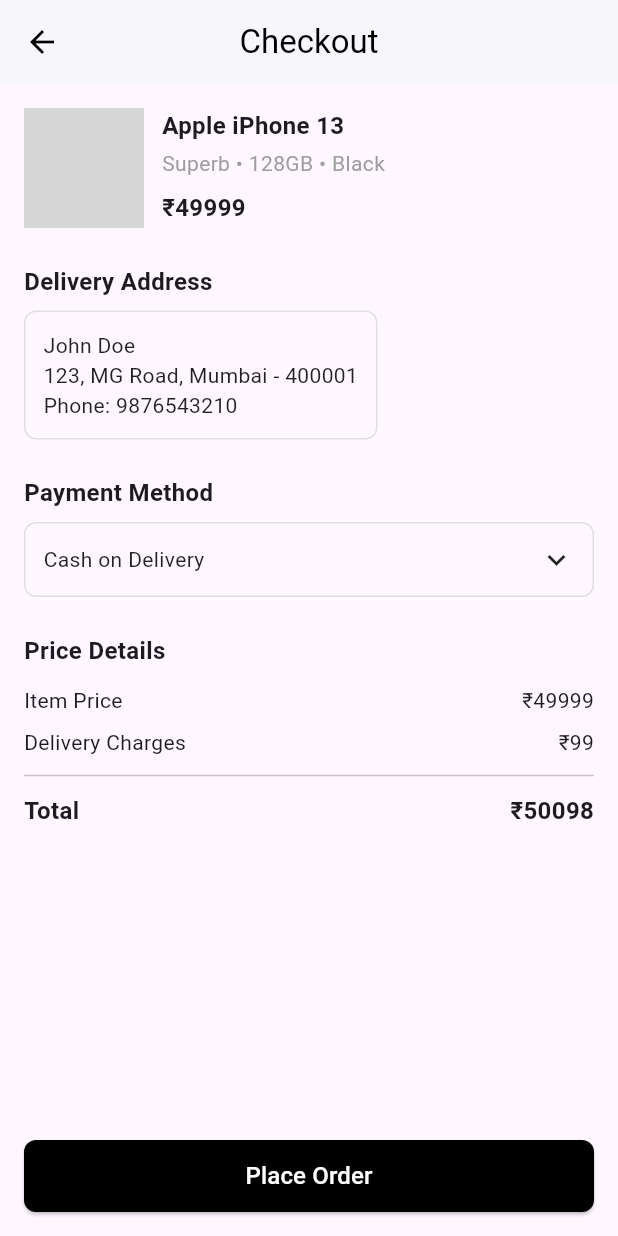
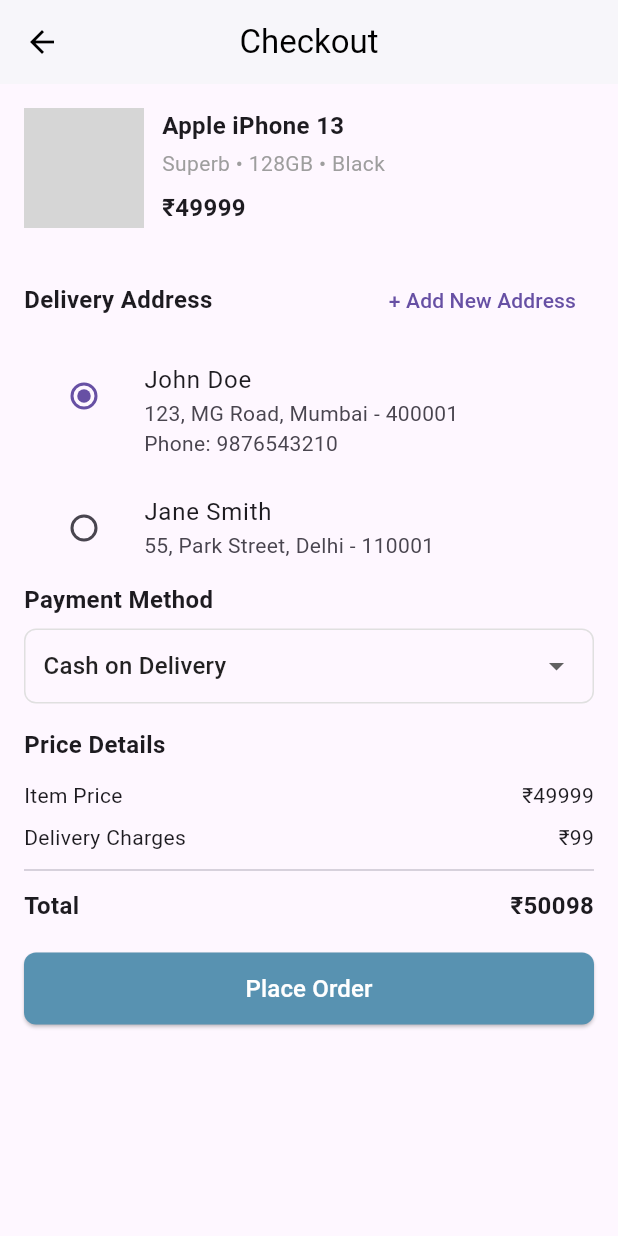
Before and after one commit to greyhathacker63/fonofy_customer, a Flutter app: the CheckoutScreen screen opened directly, on a phone screen of 412 x 824 dp. Run offline on Flutter 3.47's test engine with Material 3 defaults, Android fonts, the phone set to English and light mode, and no system bars; our stand-ins replace carousel_slider, get, smooth_page_indicator; network calls fail; grey boxes are pictures that could not be loaded.

Commit message:
checkoutscreen

```diff
--- a/lib/Cart_Screens/CheckoutScreen.dart
+++ b/lib/Cart_Screens/CheckoutScreen.dart
@@ -1,7 +1,180 @@
 import 'package:flutter/material.dart';
+import 'package:fonofy/widgets/Colors.dart';
 import 'package:get/get.dart';
 
-class CheckoutScreen extends StatelessWidget {
+class CheckoutScreen extends StatefulWidget {
+  @override
+  State<CheckoutScreen> createState() => _CheckoutScreenState();
+  List<String> paymentMethods = [
+
+    'Credit/Debit Cards',
+    'Bank Transfers',
+    'Mobile Payments',
+    'Digital Wallets',
+  ];
+
+  String selectedPaymentMethod = 'Cash on Delivery';
+}
+List<String> paymentMethods = [
+  'Cash on Delivery',
+  'Credit/Debit Cards',
+  'Bank Transfers',
+  'Mobile Payments',
+  'Digital Wallets',
+];
+
+String selectedPaymentMethod = 'Cash on Delivery';
+
+class _CheckoutScreenState extends State<CheckoutScreen> {
+  List<Map<String, String>> addresses = [
+    {
+      'name': 'John Doe',
+      'address': '123, MG Road, Mumbai - 400001',
+      'phone': '9876543210',
+    },
+    {
+      'name': 'Jane Smith',
+      'address': '55, Park Street, Delhi - 110001',
+      'phone': '9988776655',
+    },
+  ];
+
+  int selectedAddressIndex = 0;
+
+  void _addNewAddress(String name, String address, String phone) {
+    setState(() {
+      addresses.add({'name': name, 'address': address, 'phone': phone});
+      selectedAddressIndex = addresses.length - 1;
+    });
+  }
+
+  void _showAddAddressDialog() {
+    final nameController = TextEditingController();
+    final addressController = TextEditingController();
+    final phoneController = TextEditingController();
+
+    showDialog(
+      context: context,
+      builder: (_) => AlertDialog(
+        title: const Text('Add New Address'),
+        content: Column(
+          mainAxisSize: MainAxisSize.min,
+          children: [
+            TextField(
+                controller: nameController,
+                decoration: InputDecoration(labelText: "Name")),
+            TextField(
+                controller: addressController,
+                decoration: InputDecoration(labelText: "Address")),
+            TextField(
+                controller: phoneController,
+                decoration: InputDecoration(labelText: "Phone")),
+          ],
+        ),
+        actions: [
+          TextButton(
+              onPressed: () => Navigator.pop(context),
+              child: const Text("Cancel")),
+          ElevatedButton(
+            onPressed: () {
+              _addNewAddress(nameController.text, addressController.text,
+                  phoneController.text);
+              Navigator.pop(context);
+            },
+            child: const Text("Add"),
+          )
+        ],
+      ),
+    );
+  }
+
+  void _editAddress(int index) {
+    final nameController =
+        TextEditingController(text: addresses[index]['name']);
+    final addressController =
+        TextEditingController(text: addresses[index]['address']);
+    final phoneController =
+        TextEditingController(text: addresses[index]['phone']);
+
+    showDialog(
+      context: context,
+      builder: (_) => AlertDialog(
+        title: const Text('Edit Address'),
+        content: Column(
+          mainAxisSize: MainAxisSize.min,
+          children: [
+            TextField(
+                controller: nameController,
+                decoration: InputDecoration(labelText: "Name")),
+            TextField(
+                controller: addressController,
+                decoration: InputDecoration(labelText: "Address")),
+            TextField(
+                controller: phoneController,
+                decoration: InputDecoration(labelText: "Phone")),
+          ],
+        ),
+        actions: [
+          TextButton(
+              onPressed: () => Navigator.pop(context),
+              child: const Text("Cancel")),
+          ElevatedButton(
+            onPressed: () {
+              setState(() {
+                addresses[index] = {
+                  'name': nameController.text,
+                  'address': addressController.text,
+                  'phone': phoneController.text,
+                };
+              });
+              Navigator.pop(context);
+            },
+            child: const Text("Save"),
+          )
+        ],
+      ),
+    );
+  }
+
+  Widget _buildAddressTile(Map<String, String> address, int index) {
+    return Dismissible(
+      key: ValueKey(address),
+      background: Container(
+        color: Colors.red,
+        alignment: Alignment.centerLeft,
+        padding: const EdgeInsets.symmetric(horizontal: 20),
+        child: const Icon(Icons.delete, color: Colors.white),
+      ),
+      secondaryBackground: Container(
+        color: Colors.blue,
+        alignment: Alignment.centerRight,
+        padding: const EdgeInsets.symmetric(horizontal: 20),
+        child: const Icon(Icons.edit, color: Colors.white),
+      ),
+      confirmDismiss: (direction) async {
+        if (direction == DismissDirection.endToStart) {
+          _editAddress(index);
+          return false;
+        } else {
+          return true;
+        }
+      },
+      onDismissed: (direction) {
+        setState(() => addresses.removeAt(index));
+      },
+      child: ListTile(
+        leading: Radio<int>(
+          value: index,
+          groupValue: selectedAddressIndex,
+          onChanged: (value) => setState(() => selectedAddressIndex = value!),
+        ),
+        title: Text(address['name'] ?? ''),
+        subtitle: Text("${address['address']}\nPhone: ${address['phone']}"),
+        isThreeLine: true,
+      ),
+    );
+  }
+
   final Map<String, dynamic> product = {
     "name": "Apple iPhone 13",
     "price": 49999,
@@ -29,7 +202,7 @@
               crossAxisAlignment: CrossAxisAlignment.start,
               children: [
                 Image.network(
-                  product["image"]!,
+                  product["image"],
                   width: 80,
                   height: 80,
                   fit: BoxFit.cover,
@@ -39,11 +212,11 @@
                   child: Column(
                     crossAxisAlignment: CrossAxisAlignment.start,
                     children: [
-                      Text(product["name"]!,
+                      Text(product["name"],
                           style: const TextStyle(
                               fontWeight: FontWeight.bold, fontSize: 16)),
                       const SizedBox(height: 4),
-                      Text(product["variant"]!,
+                      Text(product["variant"],
                           style: const TextStyle(color: Colors.grey)),
                       const SizedBox(height: 8),
                       Text("₹${product["price"]}",
@@ -57,42 +230,59 @@
             const SizedBox(height: 24),
 
             // Address Section
-            const Text("Delivery Address",
+            Row(
+              mainAxisAlignment: MainAxisAlignment.spaceBetween,
+              children: [
+                const Text("Delivery Address",
+                    style:
+                        TextStyle(fontWeight: FontWeight.bold, fontSize: 16)),
+                TextButton(
+                  onPressed: _showAddAddressDialog,
+                  child: const Text("+ Add New Address"),
+                ),
+              ],
+            ),
+            const SizedBox(height: 8),
+            SizedBox(
+              height: 140,
+              child: ListView.builder(
+                itemCount: addresses.length,
+                itemBuilder: (_, index) =>
+                    _buildAddressTile(addresses[index], index),
+              ),
+            ),
+            const SizedBox(height: 16),
+
+            // ✅ Payment Method Section
+            const Text("Payment Method",
                 style: TextStyle(fontWeight: FontWeight.bold, fontSize: 16)),
             const SizedBox(height: 8),
             Container(
-              padding: const EdgeInsets.all(12),
+              padding: const EdgeInsets.symmetric(horizontal: 12),
               decoration: BoxDecoration(
                 border: Border.all(color: Colors.grey.shade300),
                 borderRadius: BorderRadius.circular(8),
               ),
-              child: const Text(
-                "John Doe\n123, MG Road, Mumbai - 400001\nPhone: 9876543210",
-                style: TextStyle(color: Colors.black87),
+              child: DropdownButtonHideUnderline(
+                child: DropdownButton<String>(
+                  value: selectedPaymentMethod,
+                  isExpanded: true,
+                  items: paymentMethods.map((String method) {
+                    return DropdownMenuItem<String>(
+                      value: method,
+                      child: Text(method,
+                          style: const TextStyle(color: Colors.black87)),
+                    );
+                  }).toList(),
+                  onChanged: (String? newValue) {
+                    setState(() {
+                      selectedPaymentMethod = newValue!;
+                    });
+                  },
+                ),
               ),
             ),
-            const SizedBox(height: 24),
-
-            // Payment Method
-            const Text("Payment Method",
-                style: TextStyle(fontWeight: FontWeight.bold, fontSize: 16)),
-            const SizedBox(height: 8),
-            Container(
-              padding: const EdgeInsets.all(12),
-              decoration: BoxDecoration(
-                border: Border.all(color: Colors.grey.shade300),
-                borderRadius: BorderRadius.circular(8),
-              ),
-              child: Row(
-                mainAxisAlignment: MainAxisAlignment.spaceBetween,
-                children: const [
-                  Text("Cash on Delivery",
-                      style: TextStyle(color: Colors.black87)),
-                  Icon(Icons.keyboard_arrow_down),
-                ],
-              ),
-            ),
-            const SizedBox(height: 24),
+            const SizedBox(height: 16),
 
             // Price Summary
             const Text("Price Details",
@@ -100,14 +290,14 @@
             const SizedBox(height: 8),
             Column(
               children: [
-                _priceRow("Item Price", product["price"]!),
+                _priceRow("Item Price", product["price"]),
                 _priceRow("Delivery Charges", 99),
                 const Divider(),
-                _priceRow("Total", product["price"]! + 99,
+                _priceRow("Total", product["price"] + 99,
                     isBold: true, isTotal: true),
               ],
             ),
-            const Spacer(),
+            const SizedBox(height: 16),
 
             // Place Order Button
             ElevatedButton(
@@ -116,7 +306,7 @@
                     snackPosition: SnackPosition.BOTTOM);
               },
               style: ElevatedButton.styleFrom(
-                backgroundColor: Colors.black,
+                backgroundColor: ColorConstants.appBlueColor3,
                 minimumSize: const Size(double.infinity, 48),
                 shape: RoundedRectangleBorder(
                     borderRadius: BorderRadius.circular(8)),
```
